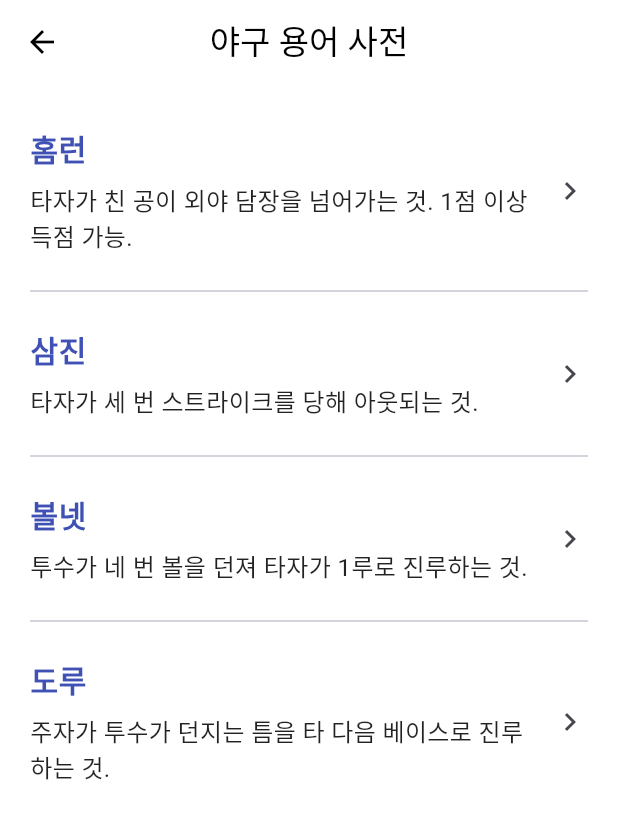
After one commit to AJeonghyun/baseball_quiz, a Flutter app: the BaseballDictionaryPage screen opened directly, on a phone screen of 412 x 824 dp. The commit adds this screen. Shown: the top 819 px of the screen. Run offline on Flutter 3.47's test engine with Material 3 defaults, Android fonts, the phone set to English and light mode, and no system bars; our stand-ins replace auto_size_text, youtube_player_flutter; Roboto replaces fonts that are missing (Pretendard).

Commit message:
Add baseball dictionary page

```diff
--- /dev/null
+++ b/lib/baseball_dictionary_page.dart
@@ -0,0 +1,80 @@
+import 'package:flutter/material.dart';
+import 'baseball_term_detail_page.dart';
+
+class BaseballDictionaryPage extends StatelessWidget {
+  const BaseballDictionaryPage({super.key});
+
+  @override
+  Widget build(BuildContext context) {
+    // 예시 용어 데이터 (youtubeId 추가)
+    final terms = [
+      {
+        "term": "홈런",
+        "desc": "타자가 친 공이 외야 담장을 넘어가는 것. 1점 이상 득점 가능.",
+        "youtubeId": "2NNax0aqqqA"
+      },
+      {
+        "term": "삼진",
+        "desc": "타자가 세 번 스트라이크를 당해 아웃되는 것.",
+        "youtubeId": "1Q8fG0TtVAY"
+      },
+      {
+        "term": "볼넷",
+        "desc": "투수가 네 번 볼을 던져 타자가 1루로 진루하는 것.",
+        "youtubeId": "w8yQJpP6f8k"
+      },
+      {
+        "term": "도루",
+        "desc": "주자가 투수가 던지는 틈을 타 다음 베이스로 진루하는 것.",
+        "youtubeId": "QwZT7T-TXT0"
+      },
+      // ... 더 추가 가능
+    ];
+
+    return Scaffold(
+      appBar: AppBar(
+        title: const Text('야구 용어 사전'),
+        centerTitle: true,
+      ),
+      body: ListView.separated(
+        padding: const EdgeInsets.all(20),
+        itemCount: terms.length,
+        separatorBuilder: (_, __) => const Divider(height: 32),
+        itemBuilder: (context, idx) {
+          final t = terms[idx];
+          return ListTile(
+            contentPadding: EdgeInsets.zero,
+            title: Text(
+              t["term"]!,
+              style: const TextStyle(
+                fontWeight: FontWeight.bold,
+                fontSize: 20,
+                color: Colors.indigo,
+              ),
+            ),
+            subtitle: Padding(
+              padding: const EdgeInsets.only(top: 8.0),
+              child: Text(
+                t["desc"]!,
+                style: const TextStyle(fontSize: 16, color: Colors.black87),
+              ),
+            ),
+            trailing: const Icon(Icons.chevron_right),
+            onTap: () {
+              Navigator.push(
+                context,
+                MaterialPageRoute(
+                  builder: (_) => BaseballTermDetailPage(
+                    term: t["term"]!,
+                    desc: t["desc"]!,
+                    youtubeId: t["youtubeId"]!,
+                  ),
+                ),
+              );
+            },
+          );
+        },
+      ),
+    );
+  }
+}
--- a/pubspec.yaml
+++ b/pubspec.yaml
@@ -37,6 +37,7 @@ dependencies:
   auto_size_text: ^3.0.0
   just_audio: ^0.9.37
   provider: ^6.1.5
+  youtube_player_flutter: ^8.1.2
 
 dev_dependencies:
   flutter_test:
```
Also changed, not shown: lib/baseball_term_detail_page.dart (added, +82 -0 lines), lib/explanation_page.dart (added, +72 -0 lines), lib/main.dart (+29 -0 lines), lib/quiz_page.dart (+47 -6 lines), pubspec.lock, 1 other file.
